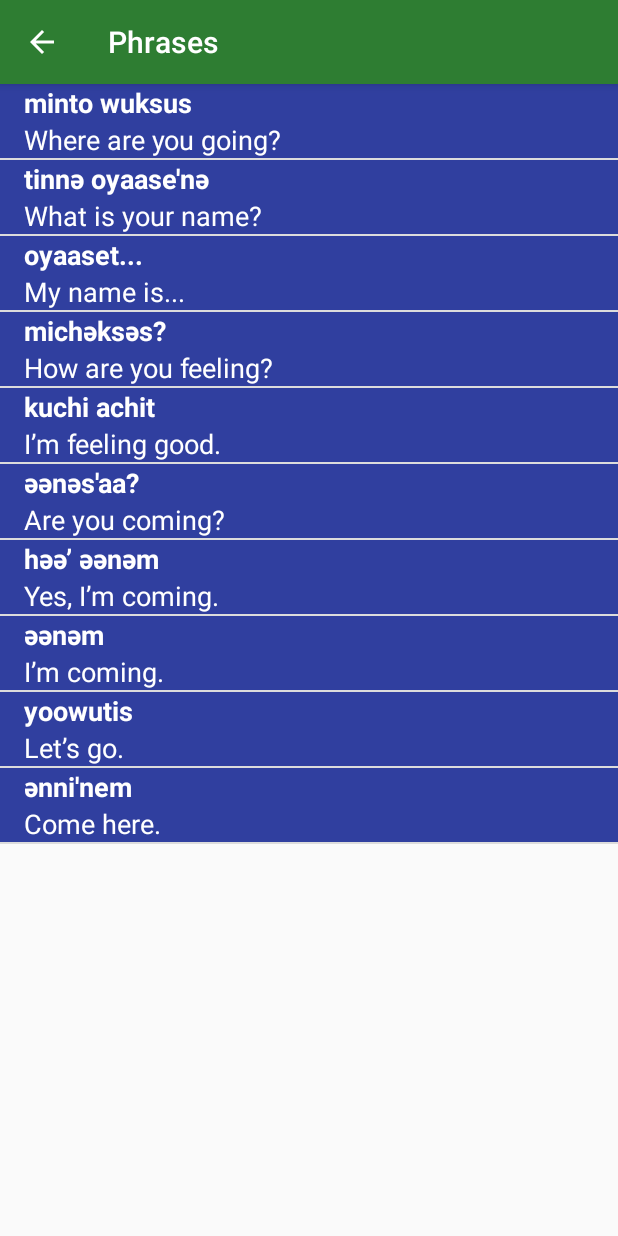
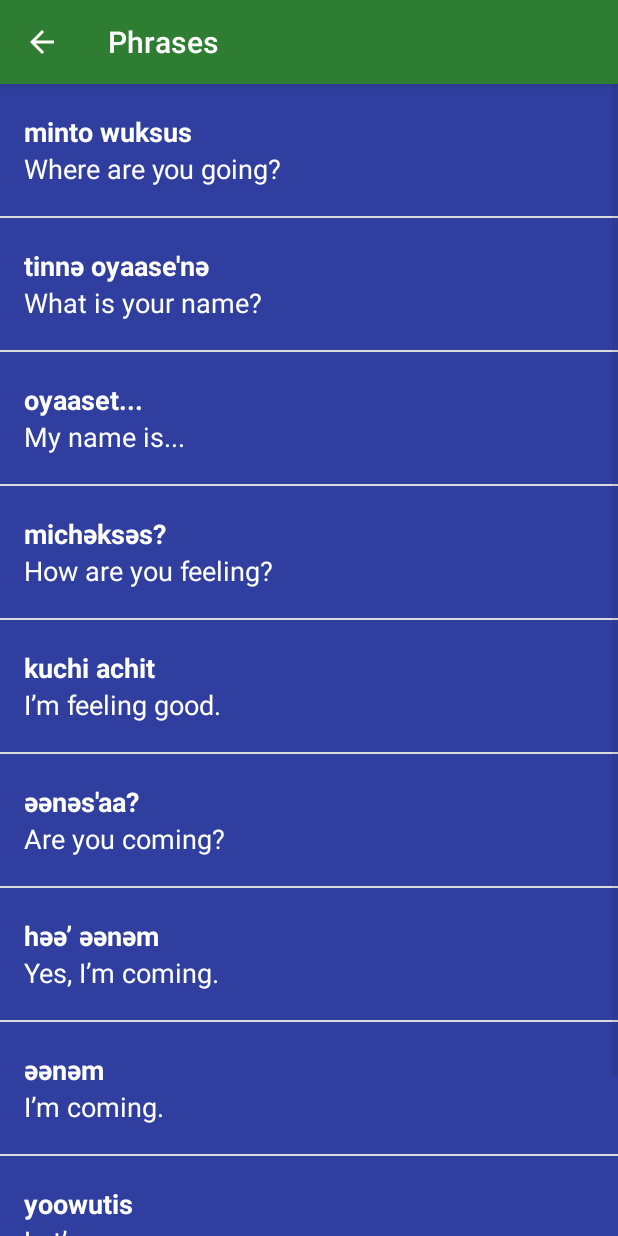
Before and after one commit to toufeeqahamedns/MyFirstProject, an Android app: the PhrasesActivity screen opened directly, with no data from a screen before it, on a phone screen of 412 x 824 dp. Run offline under Robolectric (Android 15) with nearby library versions, the phone set to English and light mode, and no system bars.

Commit message:
Optimised phrases activity that was broken because of minHeight attribute was not set. Also added code in line with activity life cycle, so to how the the app should react when we leave the app

```diff
--- a/app/src/main/res/layout/list_view.xml
+++ b/app/src/main/res/layout/list_view.xml
@@ -1,23 +1,25 @@
 <?xml version="1.0" encoding="utf-8"?>
 
-<LinearLayout
-    xmlns:android="http://schemas.android.com/apk/res/android"
+<LinearLayout xmlns:android="http://schemas.android.com/apk/res/android"
     xmlns:tools="http://schemas.android.com/tools"
-    android:orientation="horizontal"
     android:layout_width="match_parent"
-    android:layout_height="match_parent">
+    android:layout_height="wrap_content"
+    android:background="@color/back_ground"
+    android:minHeight="@dimen/list_item_height"
+    android:orientation="horizontal">
 
     <ImageView
-        android:layout_width="wrap_content"
-        android:layout_height="wrap_content"
         android:id="@+id/image"
-        android:src="@mipmap/ic_launcher"/>
+        android:layout_width="@dimen/list_item_height"
+        android:layout_height="@dimen/list_item_height" />
+
     <LinearLayout
         android:id="@+id/text_container"
         android:layout_width="match_parent"
         android:layout_height="match_parent"
         android:orientation="vertical"
         android:paddingLeft="16dp">
+
         <TextView
             android:id="@+id/miwok_text_view"
             android:layout_width="match_parent"
```
Also changed, not shown: app/src/main/java/com/example/toufeeqahamed/myfirstproject/ColorsActivity.java (+8 -0 lines), app/src/main/java/com/example/toufeeqahamed/myfirstproject/FamilyActivity.java (+8 -0 lines), app/src/main/java/com/example/toufeeqahamed/myfirstproject/NumbersActivity.java (+8 -0 lines), app/src/main/java/com/example/toufeeqahamed/myfirstproject/PhrasesActivity.java (+8 -0 lines).
